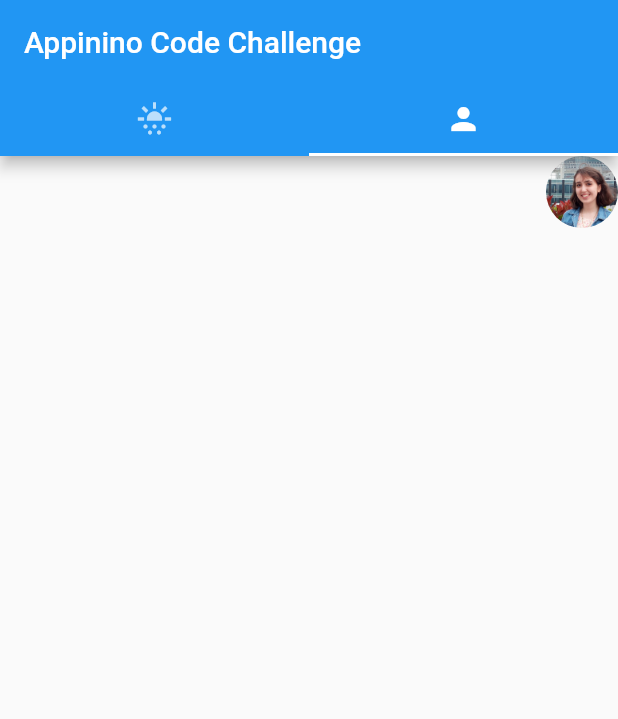
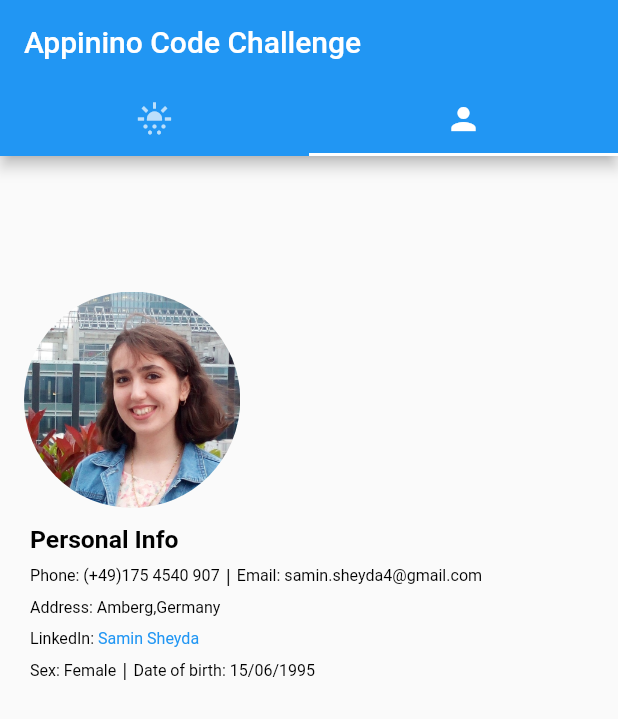
Before and after one commit to SaminSheyda/AppinioCodeChallenge, a Flutter app: the screen it shows after launch, tab 2 chosen, on a phone screen of 412 x 824 dp. Shown: the top 719 px of the screen. Run offline on Flutter 3.47's test engine with Material 2 defaults, Android fonts, the phone set to English and light mode, and no system bars; our stand-ins replace chopper, flutter_bloc, font_awesome_flutter, geocoding, geolocator, google_fonts; generated files the repository leaves out were written again; Roboto replaces fonts that are missing (Questrial).

Commit message:
Add the resume page

```diff
--- /dev/null
+++ b/lib/data/mock_data/mock_resume_data.dart
@@ -0,0 +1,11 @@
+const mockResumeData = {
+  "phone": "(+49)175 4540 907",
+  "email": "samin.sheyda4@gmail.com",
+  "address": "Amberg,Germany",
+  "sex": "Female",
+  "birthDate": "15/06/1995",
+  "linkedIn": {
+    "title": "Samin Sheyda",
+    "url": "https://www.linkedin.com/in/samin-sheyda/"
+  },
+};
--- /dev/null
+++ b/lib/data/models/resume_data.dart
@@ -0,0 +1,36 @@
+import 'package:json_annotation/json_annotation.dart';
+
+part'resume_data.g.dart';
+
+@JsonSerializable()
+class ResumeData {
+  const ResumeData({
+    required this.phone,
+    required this.email,
+    required this.address,
+    required this.sex,
+    required this.birthDate,
+    required this.linkedIn,
+  });
+
+  final String phone;
+  final String email;
+  final String address;
+  final String sex;
+  final String birthDate;
+  final HyperLink linkedIn;
+
+  factory ResumeData.fromJson(Map<String, dynamic> json) =>
+      _$ResumeDataFromJson(json);
+
+}
+
+@JsonSerializable()
+class HyperLink{
+  HyperLink(this.title, this.url);
+  factory HyperLink.fromJson(Map<String, dynamic> json) =>
+      _$HyperLinkFromJson(json);
+  final String title;
+  final String url;
+
+}
--- a/lib/presentation/pages/main_page.dart
+++ b/lib/presentation/pages/main_page.dart
@@ -21,9 +21,9 @@ class MainPage extends StatelessWidget {
             ),
             title: const Text('Appinino Code Challenge'),
           ),
-          body: const TabBarView(
+          body: TabBarView(
             children: [
-              WeatherTab(),
+              const WeatherTab(),
               ResumeTab(),
             ],
           ),
--- a/lib/presentation/widget/resume_tab.dart
+++ b/lib/presentation/widget/resume_tab.dart
@@ -1,27 +1,134 @@
+import 'package:appinio_code_challenge/data/mock_data/mock_resume_data.dart';
+import 'package:appinio_code_challenge/data/models/resume_data.dart';
 import 'package:flutter/material.dart';
+import 'package:google_fonts/google_fonts.dart';
+import 'package:url_launcher/url_launcher.dart';
 
 /// my resume tab
 class ResumeTab extends StatelessWidget {
-  const ResumeTab({Key? key}) : super(key: key);
+  ResumeTab({Key? key}) : super(key: key);
+  final ResumeData data = ResumeData.fromJson(mockResumeData);
 
   @override
-  Widget build(BuildContext context) =>
-      Center(child: Column(children: [
-        _buildImage(),
+  Widget build(BuildContext context) => Padding(
+        padding: EdgeInsets.only(
+            left: 8, top: MediaQuery.of(context).size.height * 0.1),
+        child: Column(
+            mainAxisAlignment: MainAxisAlignment.start,
+            mainAxisSize: MainAxisSize.min,
+            crossAxisAlignment: CrossAxisAlignment.start,
+            children: [
+              _buildImage(context),
+              Padding(
+                padding:
+                    const EdgeInsets.symmetric(horizontal: 12.0, vertical: 4.0),
+                child: Text(
+                  "Personal Info",
+                  style: GoogleFonts.questrial(
+                    color: Colors.black,
+                    fontSize: MediaQuery.of(context).size.height * 0.02,
+                    fontWeight: FontWeight.bold,
+                  ),
+                ),
+              ),
+              Padding(
+                padding: const EdgeInsets.only(left: 8.0),
+                child: Row(
+                  children: [
+                    _buildItemFiled("Phone", data.phone, context),
+                    const Text('|'),
+                    _buildItemFiled("Email", data.email, context),
+                  ],
+                ),
+              ),
+              Padding(
+                padding: const EdgeInsets.only(left: 8.0),
+                child: _buildItemFiled("Address", data.address, context),
+              ),
+              _buildHyperLinkFiles("LinkedIn", data.linkedIn, context),
+              Padding(
+                padding: const EdgeInsets.only(left: 8.0),
+                child: Row(
+                  children: [
+                    _buildItemFiled("Sex", data.sex, context),
+                    const Text('|'),
+                    _buildItemFiled("Date of birth", data.birthDate, context),
+                  ],
+                ),
+              ),
+            ]),
+      );
 
-      ]),);
+  Widget _buildItemFiled(String title, String value, BuildContext context) =>
+      Padding(
+        padding: const EdgeInsets.all(4.0),
+        child: Row(
+          children: [
+            Text(
+              "$title: ",
+              style: GoogleFonts.questrial(
+                color: Colors.black,
+                fontSize: MediaQuery.of(context).size.height * 0.013,
+                fontWeight: FontWeight.normal,
+              ),
+            ),
+            Text(
+              value,
+              style: GoogleFonts.questrial(
+                color: Colors.black,
+                fontSize: MediaQuery.of(context).size.height * 0.013,
+                fontWeight: FontWeight.normal,
+              ),
+            ),
+          ],
+        ),
+      );
 
+  Widget _buildImage(BuildContext context) => Padding(
+        padding: const EdgeInsets.all(8.0),
+        child: ClipRRect(
+          borderRadius:
+              BorderRadius.circular(MediaQuery.of(context).size.width * 0.5),
+          child: Image.asset(
+            'assets/me.jpg',
+            fit: BoxFit.cover,
+            width: MediaQuery.of(context).size.width * 0.35,
+            height: MediaQuery.of(context).size.width * 0.35,
+          ),
+        ),
+      );
 
-  Widget _buildImage() => Container(
-          alignment: Alignment.bottomRight,
-          child: ClipRRect(
-            borderRadius: BorderRadius.circular(100),
-            child: Image.asset(
-              'assets/me.jpg',
-              fit: BoxFit.cover,
-              width: 48,
-              height: 48,
+  Widget _buildHyperLinkFiles(
+          String title, HyperLink link, BuildContext context) =>
+      Padding(
+        padding: const EdgeInsets.symmetric(horizontal: 12.0, vertical: 4),
+        child: Row(
+          children: [
+            Text(
+              "$title: ",
+              style: GoogleFonts.questrial(
+                color: Colors.black,
+                fontSize: MediaQuery.of(context).size.height * 0.013,
+                fontWeight: FontWeight.normal,
+              ),
             ),
-          ),
-  );
+            GestureDetector(
+              onTap: () => _launchUrl(link.url),
+              child: Text(
+                link.title,
+                style: GoogleFonts.questrial(
+                  color: Colors.blue,
+                  fontSize: MediaQuery.of(context).size.height * 0.013,
+                  fontWeight: FontWeight.normal,
+                ),
+              ),
+            ),
+          ],
+        ),
+      );
+
+  void _launchUrl(String link) async {
+    final Uri url = Uri.parse(link);
+    if (!await launchUrl(url)) throw 'Could not launch $url';
+  }
 }
--- a/pubspec.yaml
+++ b/pubspec.yaml
@@ -22,6 +22,8 @@ dependencies:
   build_runner: ^2.1.5
   font_awesome_flutter: ^10.1.0
   intl: ^0.17.0
+  url_launcher: ^6.1.4
+
 
 dev_dependencies:
   flutter_test:
```
Also changed, not shown: lib/data/models/resume_data.g.dart (added), pubspec.lock.
